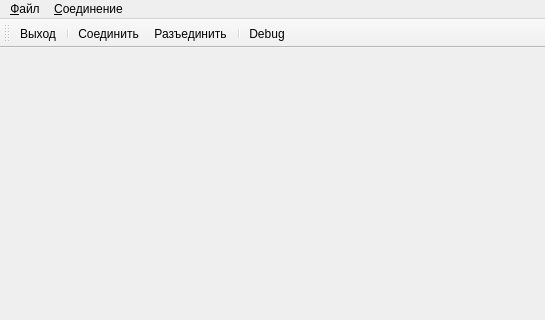
Before: the Qt Designer form canopenwin.ui in catompiler/QCanDrive, drawn with Qt 5; both pictures show x 0 to 545 and y 0 to 320 of the 545 by 470 pixel window.
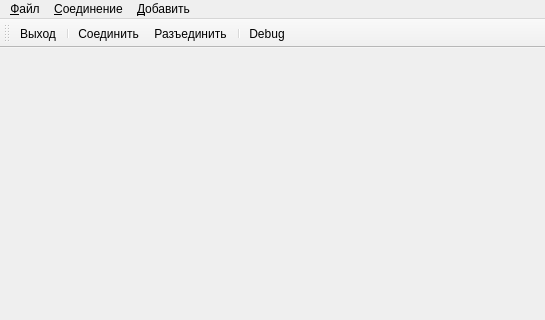
After: the same form once the commit is applied. Icons and pictures are not drawn.

```diff
--- a/canopenwin.ui
+++ b/canopenwin.ui
@@ -34,8 +34,15 @@
      <string>&amp;Соединение</string>
     </property>
    </widget>
+   <widget class="QMenu" name="menu_3">
+    <property name="title">
+     <string>&amp;Добавить</string>
+    </property>
+    <addaction name="actAddPlot"/>
+   </widget>
    <addaction name="menu"/>
    <addaction name="menu_2"/>
+   <addaction name="menu_3"/>
   </widget>
   <widget class="QStatusBar" name="statusbar"/>
   <widget class="QToolBar" name="toolBar">
```
Left out of the diff: 16 changed lines with no effect on the pictures.
